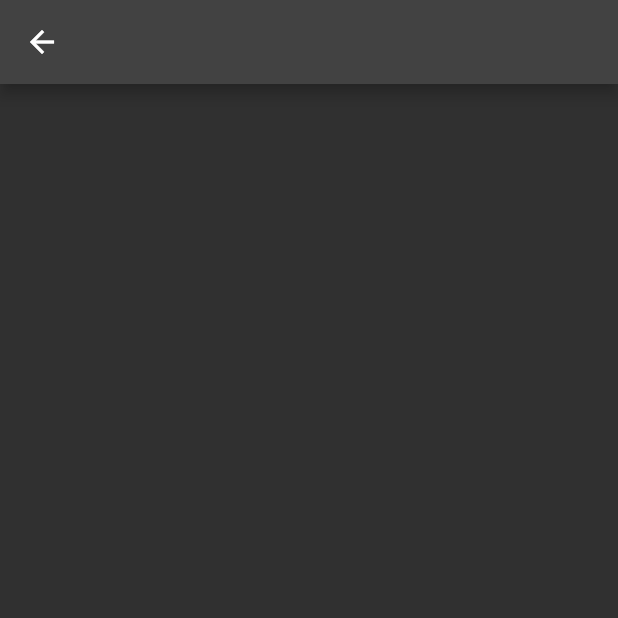
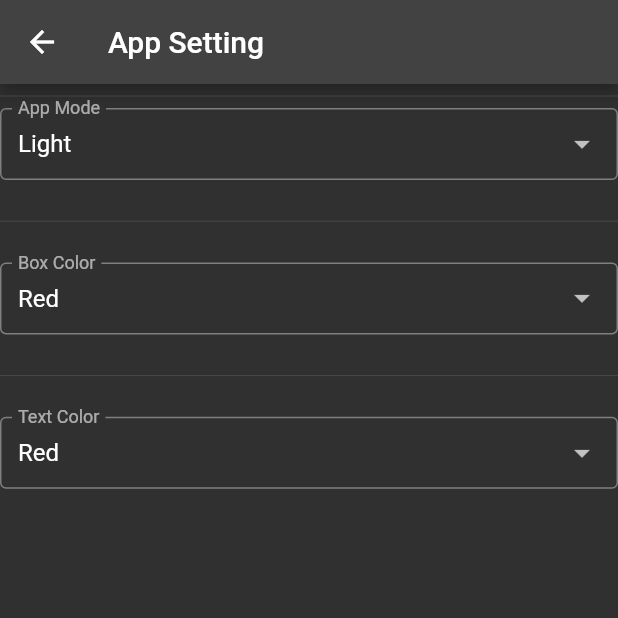
Before and after one commit to kimvjgd/qr_maker, a Flutter app: the screen it shows after launch, after a tap on the "settings" icon, on a phone screen of 412 x 824 dp, the top half of it. Run offline on Flutter 3.47's test engine with Material 2 defaults, Android fonts, the phone set to English and light mode, and no system bars; drawn by our look-alikes of dropdown_search; our stand-ins replace hive, hive_flutter, qr_flutter; accounts and stored records are empty.

Commit message:
adding hive local db in mdoes

```diff
--- a/lib/main.dart
+++ b/lib/main.dart
@@ -1,8 +1,6 @@
 import 'package:flutter/material.dart';
 import 'package:hive/hive.dart';
 import 'package:hive_flutter/hive_flutter.dart';
-import 'package:qrcode_maker/constants/auth_input_decor.dart';
-import 'package:qrcode_maker/add_qr_screen.dart';
 import 'package:flutter/services.dart';
 import 'package:qrcode_maker/model/qr.dart';
 import 'package:qrcode_maker/qr_storage_screen.dart';
@@ -14,34 +12,40 @@ void main() async {
   await SystemChrome.setPreferredOrientations(
     [DeviceOrientation.portraitUp, DeviceOrientation.portraitDown]
   );
-  runApp(MaterialApp(
-      themeMode: ThemeMode.dark,
-      darkTheme: ThemeData.dark(),
-      debugShowCheckedModeBanner: false,
-      home: QrStorageScreen()));}
+  runApp(MyApp());
+}
 
   Future<void> _initHive() async {
   await Hive.initFlutter();
   Hive.registerAdapter(QrAdapter());
+  await Hive.openBox('darkModeBox');
   await Hive.openBox<Qr>('qrFormBox');
   }
 
-// class MyApp extends StatefulWidget {
-//   @override
-//   State<MyApp> createState() => _MyAppState();
-// }
-//
-// class _MyAppState extends State<MyApp> {
-//
-//
-//   @override
-//   Widget build(BuildContext context) {
-//     // return MaterialApp(
-//     //   themeMode: ThemeMode.dark,
-//     //   darkTheme: ThemeData.dark(),
-//     //   debugShowCheckedModeBanner: false,
-//     //   home: QrStorageScreen(),
-//     // );
-//     return QrStorageScreen();
-//   }
-// }
+class MyApp extends StatefulWidget {
+  @override
+  State<MyApp> createState() => _MyAppState();
+}
+
+class _MyAppState extends State<MyApp> {
+
+
+  @override
+  Widget build(BuildContext context) {
+
+
+
+    return ValueListenableBuilder(
+      builder: (context, Box box, widget) {
+        final darkMode = box.get('darkMode', defaultValue: true);
+        return MaterialApp(
+          themeMode: ThemeMode.dark,
+          darkTheme: darkMode ? ThemeData.dark(): ThemeData.light(),
+          debugShowCheckedModeBanner: false,
+          home: QrStorageScreen(),
+        );
+      }, valueListenable: Hive.box('darkModeBox').listenable(),
+    );
+    return QrStorageScreen();
+  }
+}
--- a/lib/qr_storage_screen.dart
+++ b/lib/qr_storage_screen.dart
@@ -30,15 +30,18 @@ class _QrStorageScreenState extends State<QrStorageScreen> {
     print('@@build');
     return Scaffold(
       appBar: AppBar(
-        actions: [IconButton(
+        actions: [
+          IconButton(
             icon: Icon(
               Icons.settings,
               color: Colors.grey,
             ),
-          onPressed: () {
-            Navigator.of(context).push(MaterialPageRoute(
-                builder: (context) => SettingScreen()));
-          },)],
+            onPressed: () {
+              Navigator.of(context).push(
+                  MaterialPageRoute(builder: (context) => SettingScreen()));
+            },
+          )
+        ],
       ),
       floatingActionButton: FloatingActionButton(
         child: Icon(
@@ -88,7 +91,8 @@ class _QrStorageScreenState extends State<QrStorageScreen> {
                         child: Padding(
                           padding: const EdgeInsets.symmetric(vertical: 8.0),
                           child: ListTile(
-                            tileColor: Colors.deepPurple,
+                            tileColor: Colors.white70,
+                            // red[300], blue[300], black26, white70
                             title: Text(
                               ('${_qr.name}'),
                               style: TextStyle(fontSize: 20),
--- a/lib/setting_screen.dart
+++ b/lib/setting_screen.dart
@@ -1,4 +1,6 @@
 import 'package:flutter/material.dart';
+import 'package:dropdown_search/dropdown_search.dart';
+import 'package:hive/hive.dart';
 
 class SettingScreen extends StatefulWidget {
   const SettingScreen({Key? key}) : super(key: key);
@@ -7,12 +9,71 @@ class SettingScreen extends StatefulWidget {
   _SettingScreenState createState() => _SettingScreenState();
 }
 
+bool isDarkMode = false;
+
 class _SettingScreenState extends State<SettingScreen> {
+
+  late Box _darkMode;
+
+  @override
+  void initState() {
+    _darkMode = Hive.box('darkModeBox');
+    isDarkMode = _darkMode.get('darkMode', defaultValue: false);
+    super.initState();
+  }
+
   @override
   Widget build(BuildContext context) {
+    Size _size = MediaQuery.of(context).size;
     return Scaffold(
-      appBar: AppBar(),
-      body: Container(),
+      appBar: AppBar(title: Text('App Setting'),),
+      body: ListView(
+        children: [
+          Divider(),
+          DropdownSearch(
+            dropdownSearchDecoration: InputDecoration(
+              labelText: "App Mode",
+              contentPadding: EdgeInsets.fromLTRB(12, 12, 0, 0),
+              border: OutlineInputBorder(),
+            ),
+            mode: Mode.MENU,
+            showSelectedItems: true,
+            items: ["Light", "Dark"],
+            onChanged: print,
+            selectedItem: "Light",
+          ),
+          Divider(height: _size.height/15,),
+          DropdownSearch<String>(
+            dropdownSearchDecoration: InputDecoration(
+              labelText: "Box Color",
+              contentPadding: EdgeInsets.fromLTRB(12, 12, 0, 0),
+              border: OutlineInputBorder(),
+            ),
+            mode: Mode.MENU,
+            showSelectedItems: true,
+            items: ["Red", "Blue", "Green","White"],
+            onChanged: print,
+            selectedItem: "Red",
+          ),
+          Divider(height: _size.height/15,),
+          DropdownSearch(
+            dropdownSearchDecoration: InputDecoration(
+              labelText: "Text Color",
+              contentPadding: EdgeInsets.fromLTRB(12, 12, 0, 0),
+              border: OutlineInputBorder(),
+            ),
+            mode: Mode.MENU,
+            showSelectedItems: true,
+            items: ["Black","White"],
+            onChanged: print,
+            selectedItem: "Red",
+          ),
+        ],
+      ),
     );
   }
+
+   void clickedAppMode() {
+    print;
+  }
 }
```
